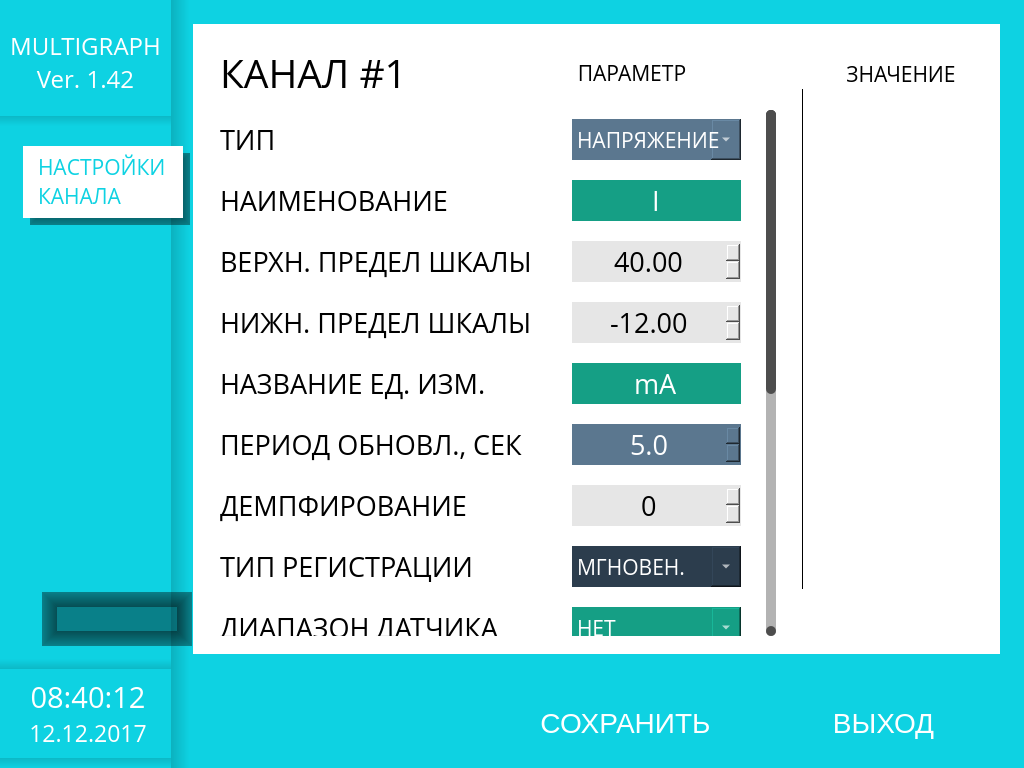
First picture: the form in settings.ui, repository tomyqg/topaz-m, before the edit.
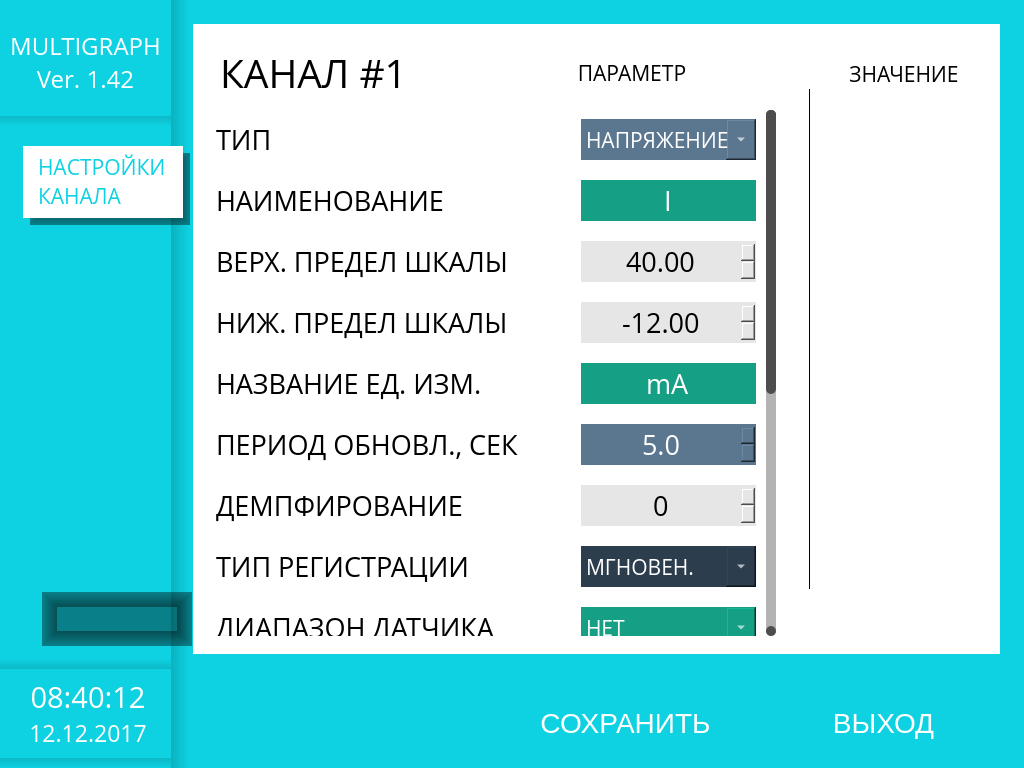
Second picture: the form after the edit. The open tabs and pages were chosen to show the change. Icons and pictures are not drawn. Custom widgets are drawn as their Qt base class.

Commit message: SpinBox редактируются и стрелочками, и вводом значения с виртуальной клавиатуры. Способ редактирования зависит от места клика

The edit to the form file:
```diff
--- a/settings.ui
+++ b/settings.ui
@@ -513,19 +513,22 @@
                     <rect>
                      <x>0</x>
                      <y>0</y>
-                     <width>551</width>
+                     <width>548</width>
                      <height>974</height>
                     </rect>
                    </property>
                    <layout class="QGridLayout" name="gridLayout">
+                    <property name="leftMargin">
+                     <number>5</number>
+                    </property>
                     <property name="rightMargin">
-                     <number>25</number>
+                     <number>10</number>
                     </property>
                     <property name="bottomMargin">
                      <number>9</number>
                     </property>
                     <property name="horizontalSpacing">
-                     <number>10</number>
+                     <number>5</number>
                     </property>
                     <property name="verticalSpacing">
                      <number>20</number>
@@ -540,13 +543,13 @@
                       </property>
                       <property name="minimumSize">
                        <size>
-                        <width>0</width>
+                        <width>100</width>
                         <height>41</height>
                        </size>
                       </property>
                       <property name="maximumSize">
                        <size>
-                        <width>169</width>
+                        <width>175</width>
                         <height>41</height>
                        </size>
                       </property>
@@ -659,7 +662,7 @@
                        <string notr="true">color: rgb(0, 0, 0);</string>
                       </property>
                       <property name="text">
-                       <string>ВЕРХН. ПРЕДЕЛ ШКАЛЫ</string>
+                       <string>ВЕРХ. ПРЕДЕЛ ШКАЛЫ</string>
                       </property>
                      </widget>
                     </item>
@@ -681,15 +684,21 @@
                        <string notr="true">color: rgb(0, 0, 0);</string>
                       </property>
                       <property name="text">
-                       <string>НИЖН. ПРЕДЕЛ ШКАЛЫ</string>
+                       <string>НИЖ. ПРЕДЕЛ ШКАЛЫ</string>
                       </property>
                      </widget>
                     </item>
                     <item row="1" column="1">
                      <widget class="QLineEdit" name="nameChannel">
+                      <property name="minimumSize">
+                       <size>
+                        <width>100</width>
+                        <height>0</height>
+                       </size>
+                      </property>
                       <property name="maximumSize">
                        <size>
-                        <width>169</width>
+                        <width>175</width>
                         <height>41</height>
                        </size>
                       </property>
@@ -844,13 +853,13 @@
                       </property>
                       <property name="minimumSize">
                        <size>
-                        <width>0</width>
+                        <width>100</width>
                         <height>41</height>
                        </size>
                       </property>
                       <property name="maximumSize">
                        <size>
-                        <width>169</width>
+                        <width>175</width>
                         <height>41</height>
                        </size>
                       </property>
@@ -929,13 +938,13 @@
                       </property>
                       <property name="minimumSize">
                        <size>
-                        <width>0</width>
+                        <width>100</width>
                         <height>41</height>
                        </size>
                       </property>
                       <property name="maximumSize">
                        <size>
-                        <width>169</width>
+                        <width>175</width>
                         <height>41</height>
                        </size>
                       </property>
@@ -1007,9 +1016,15 @@
                     </item>
                     <item row="3" column="1">
                      <widget class="QDoubleSpinBox" name="scaleDown">
+                      <property name="minimumSize">
+                       <size>
+                        <width>100</width>
+                        <height>0</height>
+                       </size>
+                      </property>
                       <property name="maximumSize">
                        <size>
-                        <width>169</width>
+                        <width>175</width>
                         <height>41</height>
                        </size>
                       </property>
@@ -1084,9 +1099,15 @@
                     </item>
                     <item row="2" column="1">
                      <widget class="QDoubleSpinBox" name="scaleUp">
+                      <property name="minimumSize">
+                       <size>
+                        <width>100</width>
+                        <height>0</height>
+                       </size>
+                      </property>
                       <property name="maximumSize">
                        <size>
-                        <width>169</width>
+                        <width>175</width>
                         <height>41</height>
                        </size>
                       </property>
@@ -1142,9 +1163,15 @@
                     </item>
                     <item row="4" column="1">
                      <widget class="QLineEdit" name="unit">
+                      <property name="minimumSize">
+                       <size>
+                        <width>100</width>
+                        <height>0</height>
+                       </size>
+                      </property>
                       <property name="maximumSize">
                        <size>
-                        <width>169</width>
+                        <width>175</width>
                         <height>41</height>
                        </size>
                       </property>
@@ -1200,9 +1227,15 @@
                     </item>
                     <item row="7" column="1">
                      <widget class="QSpinBox" name="dempfer">
+                      <property name="minimumSize">
+                       <size>
+                        <width>100</width>
+                        <height>0</height>
+                       </size>
+                      </property>
                       <property name="maximumSize">
                        <size>
-                        <width>169</width>
+                        <width>175</width>
                         <height>41</height>
                        </size>
                       </property>
@@ -1246,9 +1279,15 @@
                     </item>
                     <item row="6" column="1">
                      <widget class="QDoubleSpinBox" name="periodCh">
+                      <property name="minimumSize">
+                       <size>
+                        <width>100</width>
+                        <height>0</height>
+                       </size>
+                      </property>
                       <property name="maximumSize">
                        <size>
-                        <width>169</width>
+                        <width>175</width>
                         <height>41</height>
                        </size>
                       </property>
@@ -1890,7 +1929,7 @@
               <widget class="QFrame" name="frameBar">
                <property name="minimumSize">
                 <size>
-                 <width>160</width>
+                 <width>140</width>
                  <height>0</height>
                 </size>
                </property>
@@ -1911,13 +1950,13 @@
                  <number>0</number>
                 </property>
                 <property name="leftMargin">
-                 <number>20</number>
+                 <number>10</number>
                 </property>
                 <property name="topMargin">
                  <number>19</number>
                 </property>
                 <property name="rightMargin">
-                 <number>20</number>
+                 <number>10</number>
                 </property>
                 <property name="bottomMargin">
                  <number>42</number>
```
Left out of the diff: 70 changed lines with no effect on the pictures. The commit also changes 6 other files.
